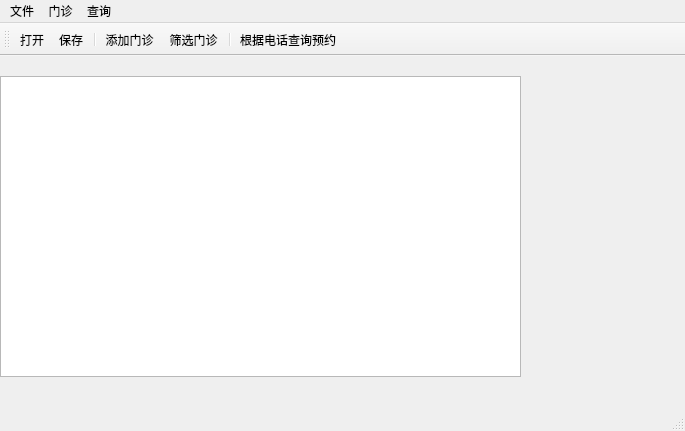
The window that mainwindow.ui (QZero233/QTHospitalManager) describes before a commit, drawn with Qt 5.
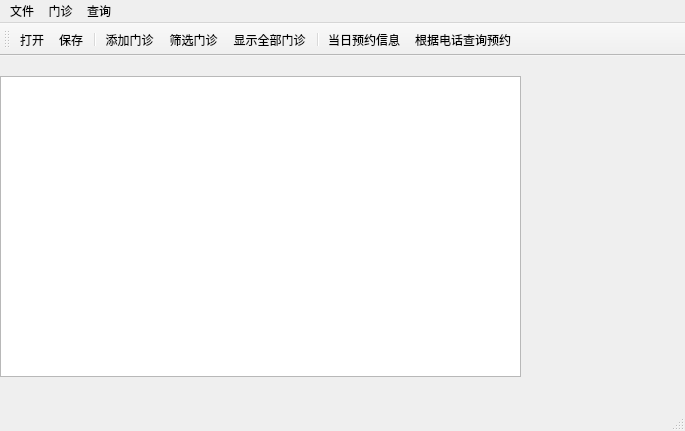
The same window after the commit. Icons and pictures are not drawn.

Diff of the .ui file:
```diff
--- a/mainwindow.ui
+++ b/mainwindow.ui
@@ -74,7 +74,9 @@
    <addaction name="separator"/>
    <addaction name="actionAdd"/>
    <addaction name="actionSelectDepartment"/>
+   <addaction name="actionshowAll"/>
    <addaction name="separator"/>
+   <addaction name="actiongetTodayAppointments"/>
    <addaction name="actionSearchByTel"/>
   </widget>
   <action name="actionOpen">
@@ -102,6 +104,24 @@
     <string>筛选门诊</string>
    </property>
   </action>
+  <action name="actionshowAll">
+   <property name="icon">
+    <iconset resource="icons.qrc">
+     <normaloff>:/icon/show_all.png</normaloff>:/icon/show_all.png</iconset>
+   </property>
+   <property name="text">
+    <string>显示全部门诊</string>
+   </property>
+  </action>
+  <action name="actiongetTodayAppointments">
+   <property name="icon">
+    <iconset resource="icons.qrc">
+     <normaloff>:/icon/today.png</normaloff>:/icon/today.png</iconset>
+   </property>
+   <property name="text">
+    <string>当日预约信息</string>
+   </property>
+  </action>
  </widget>
  <resources/>
  <connections/>
```
Left out of the diff: 28 changed lines with no effect on the pictures.
